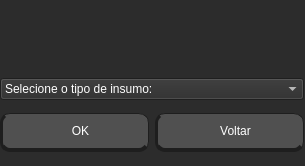
Qt form Projeto 2/JanelaCadastro.ui (andersoncoutinho/Linguagem-de-Programacao-I) before a commit.
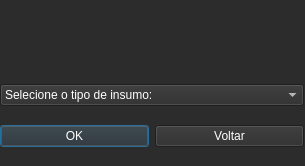
The same form after that commit. Icons and pictures are not drawn.

Commit message: add logica janelaConsulta

What changed in the file:
```diff
--- a/Projeto 2/JanelaCadastro.ui
+++ b/Projeto 2/JanelaCadastro.ui
@@ -106,27 +106,7 @@
          <cursorShape>PointingHandCursor</cursorShape>
         </property>
         <property name="styleSheet">
-         <string notr="true">QPushButton {
-	background-color: rgb(80, 80, 80);
-	border-width: 4px;
-	border-radius: 10px;
-	padding: 10 px 10px 10px 10px;
-	border-left: 3px solid rgb(30, 30, 30);
-	border-right: 1px solid rgb(30, 30, 30);
-	border-bottom: 4px solid rgb(30, 30, 30);
-	border-top: 1px solid rgb(30, 30, 30);
-}
-
-QPushButton::hover {
-	background-color: rgb(100, 100, 100);
-}
-
-QPushButton::pressed {
-	border-left: 2px solid rgb(30, 30, 30);
-	border-right: 2px solid rgb(30, 30, 30);
-	border-bottom: 3px solid rgb(30, 30, 30);
-	border-top: 3px solid rgb(30, 30, 30);
-}</string>
+         <string notr="true"/>
         </property>
         <property name="text">
          <string>OK</string>
@@ -139,27 +119,7 @@
          <cursorShape>PointingHandCursor</cursorShape>
         </property>
         <property name="styleSheet">
-         <string notr="true">QPushButton {
-	background-color: rgb(80, 80, 80);
-	border-width: 4px;
-	border-radius: 10px;
-	padding: 10 px 10px 10px 10px;
-	border-left: 3px solid rgb(30, 30, 30);
-	border-right: 1px solid rgb(30, 30, 30);
-	border-bottom: 4px solid rgb(30, 30, 30);
-	border-top: 1px solid rgb(30, 30, 30);
-}
-
-QPushButton::hover {
-	background-color: rgb(100, 100, 100);
-}
-
-QPushButton::pressed {
-	border-left: 2px solid rgb(30, 30, 30);
-	border-right: 2px solid rgb(30, 30, 30);
-	border-bottom: 3px solid rgb(30, 30, 30);
-	border-top: 3px solid rgb(30, 30, 30);
-}</string>
+         <string notr="true"/>
         </property>
         <property name="text">
          <string>Voltar</string>
```
The commit also changes 19 other files.
